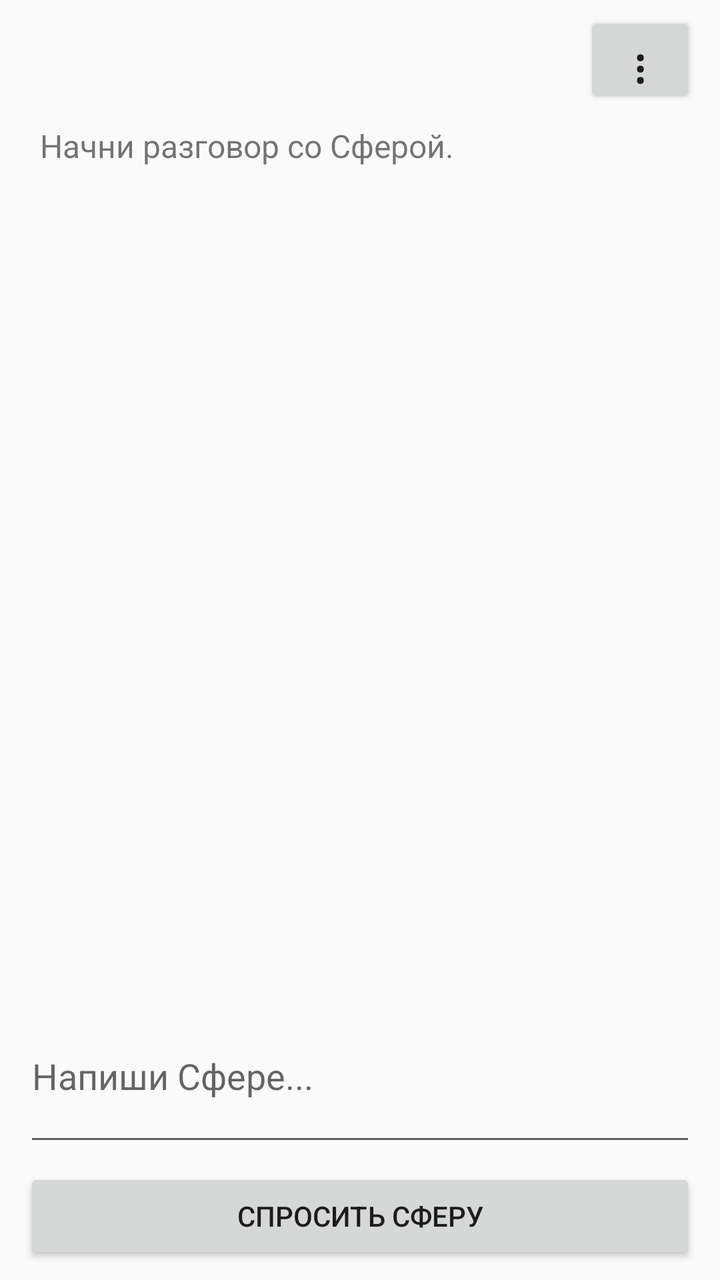
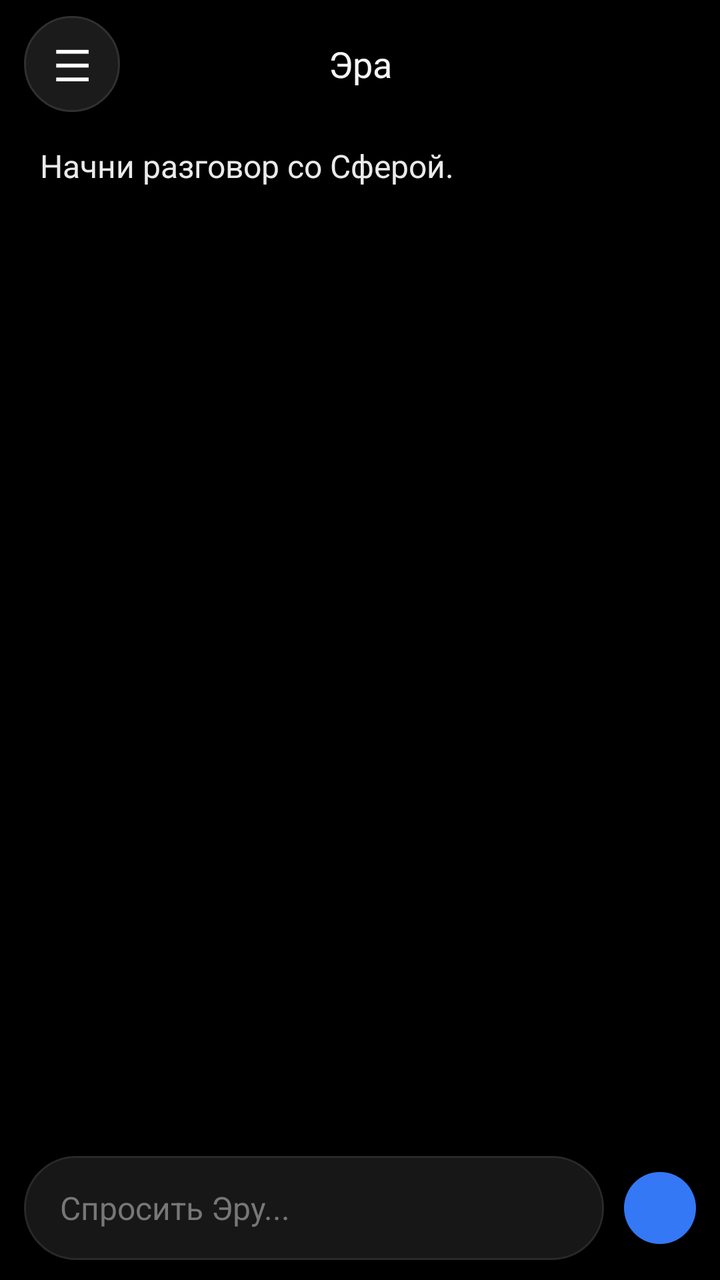

Screens rendered from an Android XML layout before and after an edit, with the pre-edit source and the edit as a unified diff.
<!-- AndroidManifest.xml: application theme AppTheme -->
<!-- res/layout/activity_main.xml -->
<?xml version="1.0" encoding="utf-8"?>
<LinearLayout xmlns:android="http://schemas.android.com/apk/res/android"
    android:layout_width="match_parent"
    android:layout_height="match_parent"
    android:orientation="vertical"
    android:paddingLeft="12dp"
    android:paddingTop="6dp"
    android:paddingRight="12dp"
    android:paddingBottom="8dp">

    <Button
        android:id="@+id/menuButton"
        android:layout_width="56dp"
        android:layout_height="48dp"
        android:layout_gravity="end"
        android:text="⋮"
        android:textSize="24sp" />

    <ScrollView
        android:id="@+id/chatScrollView"
        android:layout_width="match_parent"
        android:layout_height="0dp"
        android:layout_weight="1"
        android:fillViewport="true"
        android:scrollbars="vertical">

        <TextView
            android:id="@+id/responseText"
            android:layout_width="match_parent"
            android:layout_height="wrap_content"
            android:padding="8dp"
            android:text="Начни разговор со Сферой."
            android:textIsSelectable="true"
            android:textSize="16sp" />

    </ScrollView>

    <EditText
        android:id="@+id/messageInput"
        android:layout_width="match_parent"
        android:layout_height="wrap_content"
        android:layout_marginTop="6dp"
        android:gravity="top|start"
        android:hint="Напиши Сфере..."
        android:inputType="textMultiLine"
        android:maxLines="4"
        android:minLines="2" />

    <Button
        android:id="@+id/sendApiButton"
        android:layout_width="match_parent"
        android:layout_height="wrap_content"
        android:layout_marginTop="6dp"
        android:text="Спросить Сферу" />

</LinearLayout>
<!-- resources referenced by this layout -->
<resources>
  <style name="AppTheme" parent="Theme.AppCompat.Light.DarkActionBar">
          
          <item name="colorPrimary">@color/colorPrimary</item>
          <item name="colorPrimaryDark">@color/colorPrimaryDark</item>
          <item name="colorAccent">@color/colorAccent</item>
      </style>
  <color name="colorPrimary">#008577</color>
  <color name="colorPrimaryDark">#00574B</color>
  <color name="colorAccent">#D81B60</color>
</resources>

<!-- the commit's change to res/layout/activity_main.xml (unified diff, before → after) -->
@@ -3,54 +3,115 @@
     android:layout_width="match_parent"
     android:layout_height="match_parent"
     android:orientation="vertical"
+    android:background="#000000"
     android:paddingLeft="12dp"
-    android:paddingTop="6dp"
-    android:paddingRight="12dp"
-    android:paddingBottom="8dp">
+    android:paddingTop="8dp"
+    android:paddingRight="12dp">
 
-    <Button
-        android:id="@+id/menuButton"
-        android:layout_width="56dp"
+    <LinearLayout
+        android:layout_width="match_parent"
         android:layout_height="48dp"
-        android:layout_gravity="end"
-        android:text="⋮"
-        android:textSize="24sp" />
+        android:gravity="center_vertical"
+        android:orientation="horizontal">
+
+        <Button
+            android:id="@+id/menuButton"
+            android:layout_width="48dp"
+            android:layout_height="48dp"
+            android:background="@drawable/bg_menu_button"
+            android:gravity="center"
+            android:includeFontPadding="false"
+            android:minWidth="0dp"
+            android:minHeight="0dp"
+            android:padding="0dp"
+            android:text="☰"
+            android:textAllCaps="false"
+            android:textColor="#FFFFFF"
+            android:textSize="22sp" />
+
+        <TextView
+            android:layout_width="0dp"
+            android:layout_height="wrap_content"
+            android:layout_weight="1"
+            android:gravity="center"
+            android:text="Эра"
+            android:textColor="#F5F5F5"
+            android:textSize="18sp" />
+
+        <View
+            android:layout_width="48dp"
+            android:layout_height="48dp" />
+
+    </LinearLayout>
 
     <ScrollView
         android:id="@+id/chatScrollView"
         android:layout_width="match_parent"
         android:layout_height="0dp"
         android:layout_weight="1"
+        android:layout_marginTop="4dp"
+        android:clipToPadding="false"
         android:fillViewport="true"
-        android:scrollbars="vertical">
+        android:overScrollMode="never"
+        android:paddingBottom="8dp"
+        android:scrollbars="none">
 
         <TextView
             android:id="@+id/responseText"
             android:layout_width="match_parent"
             android:layout_height="wrap_content"
-            android:padding="8dp"
+            android:paddingLeft="8dp"
+            android:paddingTop="12dp"
+            android:paddingRight="8dp"
+            android:paddingBottom="12dp"
             android:text="Начни разговор со Сферой."
+            android:textColor="#EAEAEA"
             android:textIsSelectable="true"
-            android:textSize="16sp" />
+            android:textSize="16sp"
+            android:lineSpacingExtra="3dp" />
 
     </ScrollView>
 
-    <EditText
-        android:id="@+id/messageInput"
+    <LinearLayout
+        android:id="@+id/inputPanel"
         android:layout_width="match_parent"
         android:layout_height="wrap_content"
-        android:layout_marginTop="6dp"
-        android:gravity="top|start"
-        android:hint="Напиши Сфере..."
-        android:inputType="textMultiLine"
-        android:maxLines="4"
-        android:minLines="2" />
+        android:background="#000000"
+        android:gravity="center_vertical"
+        android:orientation="horizontal"
+        android:paddingTop="10dp"
+        android:paddingBottom="10dp">
 
-    <Button
-        android:id="@+id/sendApiButton"
-        android:layout_width="match_parent"
-        android:layout_height="wrap_content"
-        android:layout_marginTop="6dp"
-        android:text="Спросить Сферу" />
+        <EditText
+            android:id="@+id/messageInput"
+            android:layout_width="0dp"
+            android:layout_height="wrap_content"
+            android:layout_weight="1"
+            android:background="@drawable/bg_message_input"
+            android:gravity="center_vertical|start"
+            android:hint="Спросить Эру..."
+            android:inputType="textMultiLine|textCapSentences"
+            android:maxLines="4"
+            android:minHeight="52dp"
+            android:paddingLeft="18dp"
+            android:paddingTop="10dp"
+            android:paddingRight="18dp"
+            android:paddingBottom="10dp"
+            android:textColor="#FFFFFF"
+            android:textColorHint="#777777"
+            android:textSize="16sp" />
+
+        <Button
+            android:id="@+id/sendApiButton"
+            android:layout_width="36dp"
+            android:layout_height="36dp"
+            android:layout_marginLeft="10dp"
+            android:background="@drawable/bg_send_button"
+            android:minWidth="0dp"
+            android:minHeight="0dp"
+            android:padding="0dp"
+            android:text="" />
+
+    </LinearLayout>
 
 </LinearLayout>
<!-- resource entries referenced after the edit -->
@@ -1,10 +1,56 @@
 <!-- resources referenced by this layout -->
 <resources>
-  <style name="AppTheme" parent="Theme.AppCompat.Light.DarkActionBar">
-          
+  <!-- drawable bg_menu_button (drawable) -->
+  <?xml version="1.0" encoding="utf-8"?>
+  <shape xmlns:android="http://schemas.android.com/apk/res/android"
+      android:shape="rectangle">
+  
+      <solid android:color="#1B1B1B" />
+  
+      <corners android:radius="24dp" />
+  
+      <stroke
+          android:width="1dp"
+          android:color="#303030" />
+  
+  </shape>
+  <!-- drawable bg_message_input (drawable) -->
+  <?xml version="1.0" encoding="utf-8"?>
+  <shape xmlns:android="http://schemas.android.com/apk/res/android"
+      android:shape="rectangle">
+  
+      <solid android:color="#171717" />
+  
+      <corners android:radius="27dp" />
+  
+      <stroke
+          android:width="1dp"
+          android:color="#292929" />
+  
+  </shape>
+  <!-- drawable bg_send_button (drawable) -->
+  <?xml version="1.0" encoding="utf-8"?>
+  <shape xmlns:android="http://schemas.android.com/apk/res/android"
+      android:shape="rectangle">
+  
+      <solid android:color="#3478F6" />
+  
+      <corners android:radius="27dp" />
+  
+  </shape>
+  <style name="AppTheme" parent="Theme.AppCompat.Light.NoActionBar">
+  
           <item name="colorPrimary">@color/colorPrimary</item>
           <item name="colorPrimaryDark">@color/colorPrimaryDark</item>
           <item name="colorAccent">@color/colorAccent</item>
+  
+          <item name="android:windowLightStatusBar">false</item>
+          <item name="android:statusBarColor">#000000</item>
+  
+          <item name="android:navigationBarColor">#000000</item>
+  
+          <item name="android:windowActionModeOverlay">true</item>
+  
       </style>
   <color name="colorPrimary">#008577</color>
   <color name="colorPrimaryDark">#00574B</color>
